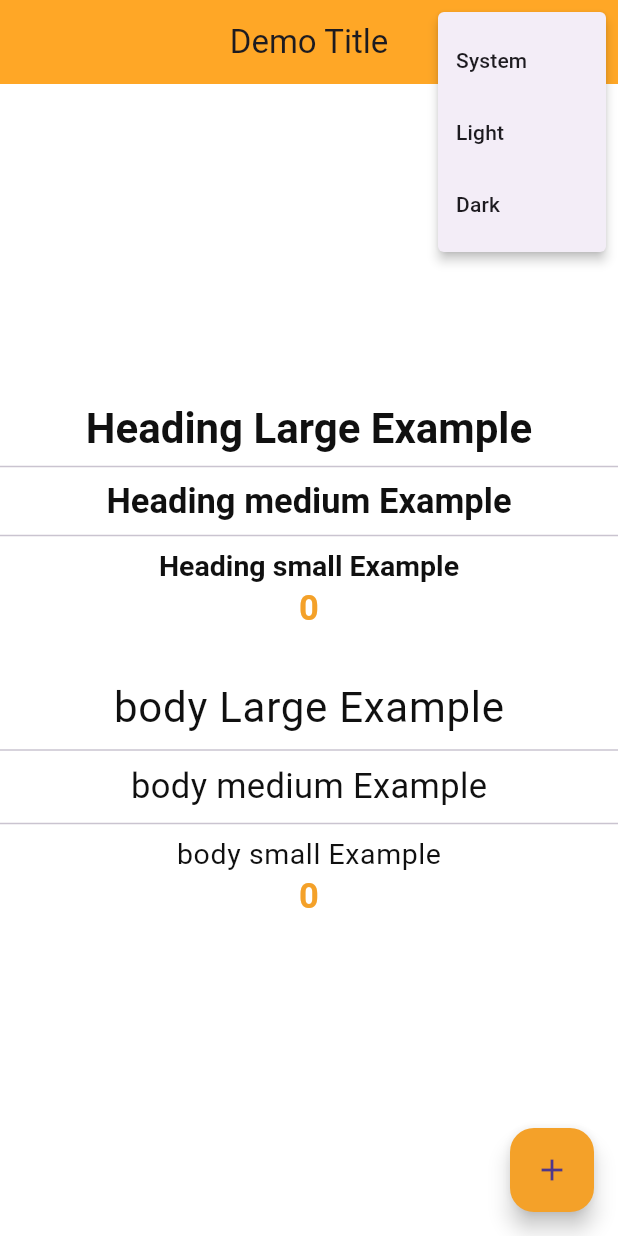
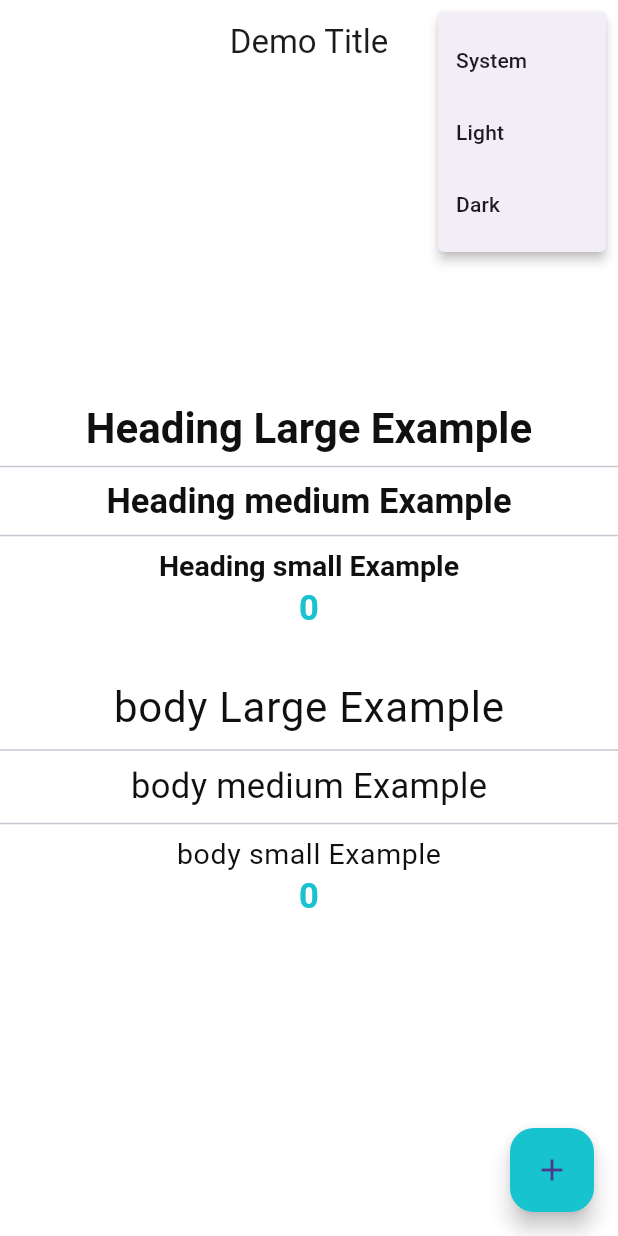
Before and after one commit to UmarShahid361/alno_ai, a Flutter app: the screen it shows after launch, after a tap on the "more vert" icon, on a phone screen of 412 x 824 dp. Run offline on Flutter 3.47's test engine with Material 3 defaults, Android fonts, the phone set to English and light mode, and no system bars; our stand-ins replace another_flushbar, easy_localization, logger, shared_preferences.

Commit message:
Added colors file

```diff
--- a/lib/main.dart
+++ b/lib/main.dart
@@ -14,7 +14,7 @@ void main() async {
   await theme.getTheme();
   runApp(
     EasyLocalization(
-      supportedLocales: [Locale('en', null)],
+      supportedLocales: const [Locale('en', null)],
       path: 'assets/translations',
       child: MyApp(
         theme: theme,
--- a/lib/res/app_colors.dart
+++ b/lib/res/app_colors.dart
@@ -2,15 +2,16 @@ import 'package:flutter/material.dart';
 
 class AppColors{
   // light mode colors
-  static const Color primaryColorLight = Color(0xFFFFA726);
+  static const Color primaryColorLight = Color(0xffffffff);
   static const Color primaryTextColorLight = Color(0xff101010);
-  static const Color secondaryTextColorLight = Color(0xfff4a129);
+  static const Color secondaryColorLight = Color(0xff17C3CE);
+  static const Color accentColorLight = Color(0xffEDEDED);
   static const Color backgroundColorLight = Color(0xffffffff);
 
   // dark mode colors
-  static const Color primaryColorDark = Color(0xffd37e0b);
+  static const Color primaryColorDark = Color(0xff313131);
   static const Color primaryTextColorDark = Color(0xfff4f4f4);
-  static const Color secondaryTextColorDark = Color(0xffd37e0b);
-  static const Color backgroundColorDark= Color(0xff121212);
-
+  static const Color secondaryColorDark = Color(0xff17C3CE);
+  static const Color accentColorDark = Color(0xff464646);
+  static const Color backgroundColorDark= Color(0xff313131);
 }
--- a/lib/view/screens/custom_screen.dart
+++ b/lib/view/screens/custom_screen.dart
@@ -88,8 +88,8 @@ class _DemoScreenState extends State<DemoScreen> {
                     style: Theme.of(context).textTheme.headlineMedium?.copyWith(
                       color: resolveCustomColor(
                           context: context,
-                          lightColor: AppColors.secondaryTextColorLight,
-                          darkColor: AppColors.secondaryTextColorDark),
+                          lightColor: AppColors.secondaryColorLight,
+                          darkColor: AppColors.secondaryColorDark),
                     ),
                   ),
 
@@ -114,8 +114,8 @@ class _DemoScreenState extends State<DemoScreen> {
                     style: Theme.of(context).textTheme.headlineMedium?.copyWith(
                       color: resolveCustomColor(
                           context: context,
-                          lightColor: AppColors.secondaryTextColorLight,
-                          darkColor: AppColors.secondaryTextColorDark),
+                          lightColor: AppColors.secondaryColorLight,
+                          darkColor: AppColors.secondaryColorDark),
                     ),
                   ),
                 ],
@@ -125,8 +125,8 @@ class _DemoScreenState extends State<DemoScreen> {
               onPressed: _incrementCounter,
               backgroundColor: resolveCustomColor(
                   context: context,
-                  lightColor: AppColors.secondaryTextColorLight,
-                  darkColor: AppColors.secondaryTextColorDark),
+                  lightColor: AppColors.secondaryColorLight,
+                  darkColor: AppColors.secondaryColorDark),
               tooltip: 'Increment',
               child: const Icon(Icons.add),
             ), // This trailing comma makes auto-formatting nicer for build methods.
--- a/pubspec.yaml
+++ b/pubspec.yaml
@@ -68,7 +68,7 @@ flutter:
 
   # To add assets to your application, add an assets section, like this:
   assets:
-    - assets/translations
+    - assets/translations/
     - assets/images/
     - assets/icons/
 
```
